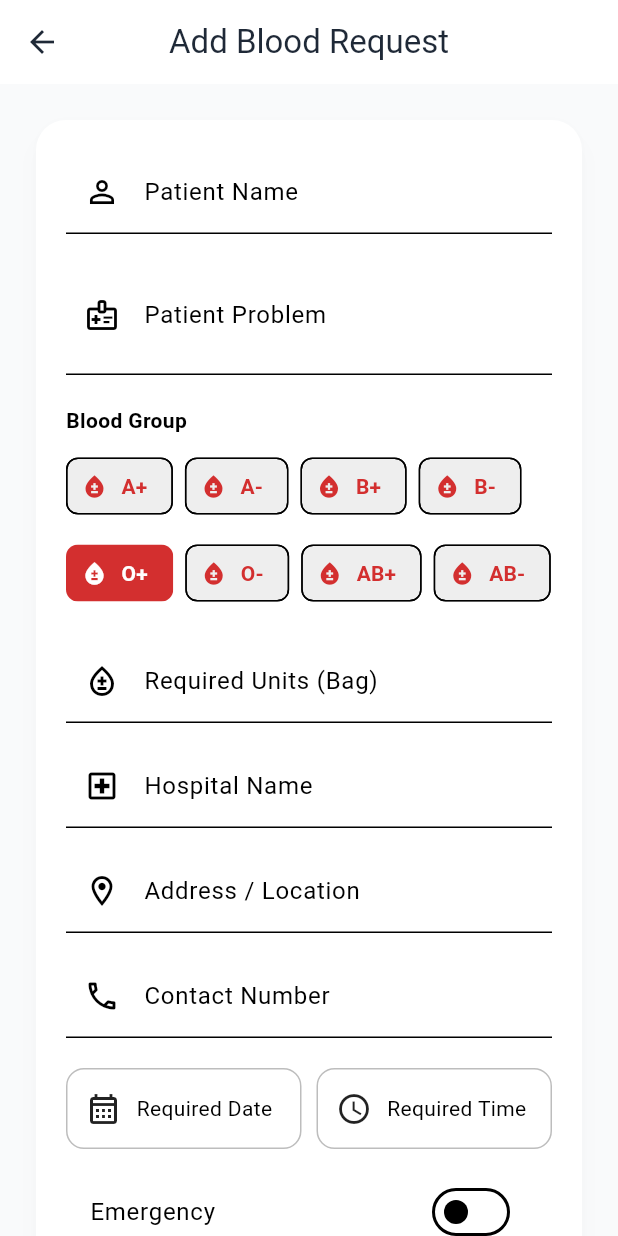
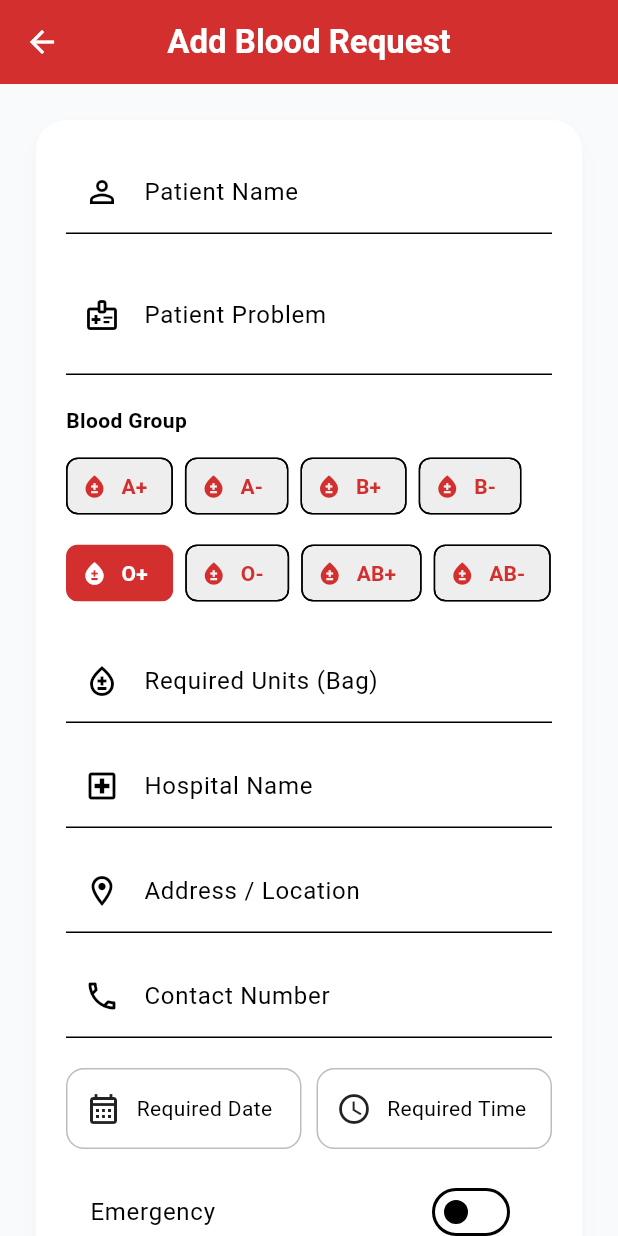
Before and after one commit to AGMKhair/diu_life_save, a Flutter app: the CreatePostScreen screen opened directly, on a phone screen of 412 x 824 dp. Run offline on Flutter 3.47's test engine with Material 3 defaults, Android fonts, the phone set to English and light mode, and no system bars; our stand-ins replace firebase_core, flutter_riverpod, google_fonts, image_picker; accounts and stored records are empty.

Commit message:
final ui update

```diff
--- a/lib/screen/create_post_screen.dart
+++ b/lib/screen/create_post_screen.dart
@@ -53,7 +53,16 @@ class _CreatePostScreenState extends State<CreatePostScreen> {
   @override
   Widget build(BuildContext context) {
     return Scaffold(
-      appBar: AppBar(title: const Text('Add Blood Request')),
+      appBar: AppBar(
+          backgroundColor: AppColors.primaryRed,
+          iconTheme: const IconThemeData(
+            color: Colors.white,
+          ),
+          title: const Text('Add Blood Request',
+              style: TextStyle(
+                fontWeight: FontWeight.bold,
+                color: Colors.white,
+              ))),
       body: SingleChildScrollView(
         padding: const EdgeInsets.all(20),
         child: Card(
--- a/lib/screen/view_request_screen.dart
+++ b/lib/screen/view_request_screen.dart
@@ -1,3 +1,4 @@
+import 'package:diu_life_save/screen/create_post_screen.dart';
 import 'package:flutter/material.dart';
 import 'package:diu_life_save/theme/app_colors.dart';
 import 'package:diu_life_save/util/function.dart';
@@ -154,7 +155,10 @@ class _ViewRequestScreenState extends State<ViewRequestScreen> {
       ),
       floatingActionButton: FloatingActionButton(
         onPressed: () {
-          // এখানে button press action রাখো
+          Navigator.push(
+            context,
+            MaterialPageRoute(builder: (_) => const CreatePostScreen()),
+          );
         },
         backgroundColor: AppColors.primaryRed, // Red color
         child: const Icon(
--- a/pubspec.yaml
+++ b/pubspec.yaml
@@ -52,7 +52,7 @@ dev_dependencies:
 flutter_icons:
   android: true
   ios: true
-  image_path: assets/images/app_logo.jpeg
+  image_path: assets/images/app_icon.jpeg
   min_sdk_android: 21
 
 
```
Also changed, not shown: assets/images/app_icon.jpeg (added), assets/images/diu_logo.jpeg (deleted), 15 other files.
